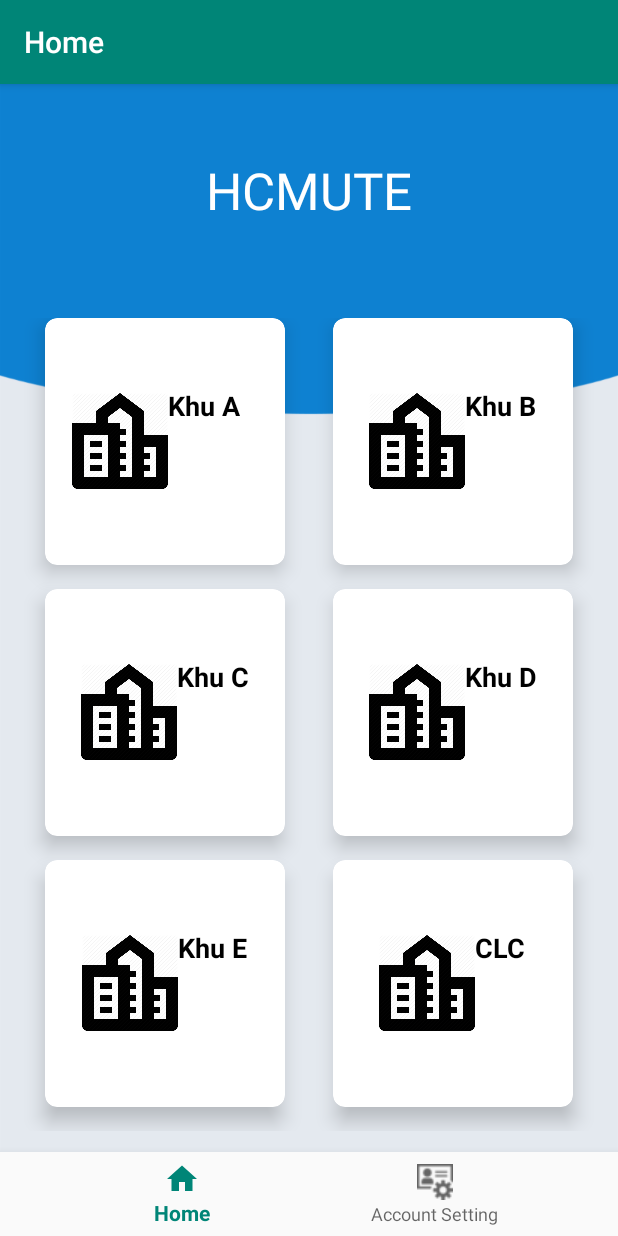
After one commit to pthieu2812/Thesis, an Android app: the HomeFragment screen opened directly, with no data from a screen before it, on a phone screen of 412 x 824 dp. The commit adds this screen. Run offline under Robolectric (Android 15) with nearby library versions, the phone set to English and light mode, and no system bars; libraries missing offline, so code that uses them is left out: org.eclipse.paho.

Commit message:
update Bottom Navigation bar

```diff
--- a/DoAnTest/DoAnTest/app/build.gradle
+++ b/DoAnTest/DoAnTest/app/build.gradle
@@ -29,6 +29,7 @@
     implementation 'org.eclipse.paho:org.eclipse.paho.android.service:1.1.1'
     implementation 'androidx.appcompat:appcompat:1.1.0'
     implementation 'androidx.constraintlayout:constraintlayout:1.1.3'
+    implementation 'com.google.android.material:material:1.0.0'
     testImplementation 'junit:junit:4.12'
     androidTestImplementation 'com.android.support.test:runner:1.0.2'
     androidTestImplementation 'com.android.support.test.espresso:espresso-core:3.0.2'
--- a/DoAnTest/DoAnTest/app/src/main/AndroidManifest.xml
+++ b/DoAnTest/DoAnTest/app/src/main/AndroidManifest.xml
@@ -14,6 +14,8 @@
         android:roundIcon="@mipmap/ic_launcher_round"
         android:supportsRtl="true"
         android:theme="@style/AppTheme">
+        <activity android:name=".admin">
+        </activity>
         <activity android:name=".LoginActivity">
             <intent-filter>
                 <action android:name="android.intent.action.MAIN" />
@@ -22,7 +24,7 @@
             </intent-filter>
         </activity>
         <activity android:name=".MainKhuA" />
-        <activity android:name=".MainActivity"></activity>
+        <activity android:name=".MainActivity" />
 
         <service android:name="org.eclipse.paho.android.service.MqttService" />
     </application>
--- /dev/null
+++ b/DoAnTest/DoAnTest/app/src/main/java/com/example/doantest/HomeFragment.java
@@ -0,0 +1,67 @@
+package com.example.doantest;
+
+import android.content.Intent;
+import android.os.Bundle;
+import android.util.Log;
+import android.view.LayoutInflater;
+import android.view.View;
+import android.view.ViewGroup;
+import android.widget.ImageView;
+import android.widget.TextView;
+import android.widget.Toast;
+
+import androidx.annotation.NonNull;
+import androidx.annotation.Nullable;
+import androidx.fragment.app.Fragment;
+
+
+import org.eclipse.paho.client.mqttv3.IMqttDeliveryToken;
+import org.eclipse.paho.client.mqttv3.MqttCallbackExtended;
+import org.eclipse.paho.client.mqttv3.MqttMessage;
+
+
+public class HomeFragment extends Fragment {
+    MQTTHelper mqttHelper;
+    TextView dataReceived;
+    ImageView khuA;
+
+    public HomeFragment() {
+        // Required empty public constructor
+    }
+
+    public static HomeFragment newInstance(String param1, String param2) {
+        HomeFragment fragment = new HomeFragment();
+        Bundle args = new Bundle();
+        fragment.setArguments(args);
+        return fragment;
+    }
+
+    @Nullable
+    @Override
+    public View onCreateView(@NonNull LayoutInflater inflater, @Nullable ViewGroup container, @Nullable Bundle savedInstanceState) {
+        View view = inflater.inflate(R.layout.activity_main, container, false);
+        //Ánh xạ
+        dataReceived = (TextView) view.findViewById(R.id.schoolLabel);
+        khuA = (ImageView) view.findViewById(R.id.khuA);
+        //Test image
+        khuA.setOnClickListener(new View.OnClickListener() {
+            @Override
+            public void onClick(View v) {
+//                mqttHelper.publishToTopic("khuA/A101", "AC:ON LAMP:ON");
+//                Toast.makeText(MainActivity.this, "Publish Success", Toast.LENGTH_LONG).show();
+                openKhuAActivity();
+            }
+        });
+        return view;
+    }
+
+    @Override
+    public void onCreate(@Nullable Bundle savedInstanceState) {
+        super.onCreate(savedInstanceState);
+    }
+
+    public void openKhuAActivity() {
+        Intent intent = new Intent(getActivity(), MainKhuA.class);
+        startActivity(intent);
+    }
+}
--- /dev/null
+++ b/DoAnTest/DoAnTest/app/src/main/java/com/example/doantest/admin.java
@@ -0,0 +1,48 @@
+package com.example.doantest;
+
+import androidx.annotation.NonNull;
+import androidx.appcompat.app.ActionBar;
+import androidx.appcompat.app.AppCompatActivity;
+import androidx.fragment.app.Fragment;
+
+import android.os.Bundle;
+import android.view.MenuItem;
+
+import com.google.android.material.bottomnavigation.BottomNavigationView;
+
+public class admin extends AppCompatActivity {
+    private ActionBar toolbar;
+    @Override
+    protected void onCreate(Bundle savedInstanceState) {
+        super.onCreate(savedInstanceState);
+        setContentView(R.layout.activity_admin);
+        toolbar = getSupportActionBar();
+
+        BottomNavigationView navigation = (BottomNavigationView) findViewById(R.id.bottom_fragment);
+        navigation.setOnNavigationItemSelectedListener(mOnNavigationItemSelectedListener);
+        getSupportFragmentManager().beginTransaction().replace(R.id.fragment_container, new HomeFragment()).commit();
+        toolbar.setTitle("Home");
+    }
+
+    private BottomNavigationView.OnNavigationItemSelectedListener mOnNavigationItemSelectedListener
+            = new BottomNavigationView.OnNavigationItemSelectedListener() {
+
+        @Override
+        public boolean onNavigationItemSelected(@NonNull MenuItem item) {
+            Fragment selectedFragment = null;
+            switch (item.getItemId()) {
+                case R.id.nav_home:
+                    selectedFragment = new HomeFragment();
+                    toolbar.setTitle("Home");
+                    break;
+                case R.id.nav_Setting:
+                    selectedFragment = new TestFragment();
+                    toolbar.setTitle("Account Setting");
+                    break;
+            }
+            getSupportFragmentManager().beginTransaction().replace(R.id.fragment_container, selectedFragment).commit();
+
+            return true;
+        }
+    };
+}
--- /dev/null
+++ b/DoAnTest/DoAnTest/app/src/main/res/drawable/ic_home_black_24dp.xml
@@ -0,0 +1,9 @@
+<vector xmlns:android="http://schemas.android.com/apk/res/android"
+        android:width="24dp"
+        android:height="24dp"
+        android:viewportWidth="24.0"
+        android:viewportHeight="24.0">
+    <path
+        android:fillColor="#FF000000"
+        android:pathData="M10,20v-6h4v6h5v-8h3L12,3 2,12h3v8z"/>
+</vector>
--- /dev/null
+++ b/DoAnTest/DoAnTest/app/src/main/res/layout/activity_admin.xml
@@ -0,0 +1,24 @@
+<?xml version="1.0" encoding="utf-8"?>
+<RelativeLayout xmlns:android="http://schemas.android.com/apk/res/android"
+    xmlns:app="http://schemas.android.com/apk/res-auto"
+    xmlns:tools="http://schemas.android.com/tools"
+    android:layout_width="match_parent"
+    android:layout_height="match_parent"
+    tools:context=".admin">
+
+    <FrameLayout
+        android:id="@+id/fragment_container"
+        android:layout_width="match_parent"
+        android:layout_height="match_parent"
+        android:layout_above="@id/bottom_fragment"
+        />
+
+    <com.google.android.material.bottomnavigation.BottomNavigationView
+        android:id="@+id/bottom_fragment"
+        android:layout_width="match_parent"
+        android:layout_height="wrap_content"
+        android:layout_alignParentBottom="true"
+        android:background="?android:attr/windowBackground"
+        app:menu="@menu/bottom_navigation"
+        />
+</RelativeLayout>
--- a/DoAnTest/DoAnTest/app/src/main/res/layout/activity_login.xml
+++ b/DoAnTest/DoAnTest/app/src/main/res/layout/activity_login.xml
@@ -43,5 +43,4 @@
         android:layout_gravity="center"
         android:text="Login"
         />
-
 </LinearLayout>
--- /dev/null
+++ b/DoAnTest/DoAnTest/app/src/main/res/menu/bottom_navigation.xml
@@ -0,0 +1,11 @@
+<?xml version="1.0" encoding="utf-8"?>
+<menu xmlns:android="http://schemas.android.com/apk/res/android">
+    <item
+        android:id="@+id/nav_home"
+        android:icon="@drawable/ic_home_black_24dp"
+        android:title="Home"/>
+    <item
+        android:id="@+id/nav_Setting"
+        android:icon="@drawable/setting"
+        android:title="Account Setting"/>
+</menu>
--- a/DoAnTest/DoAnTest/build.gradle
+++ b/DoAnTest/DoAnTest/build.gradle
@@ -9,7 +9,7 @@
         }
     }
     dependencies {
-        classpath 'com.android.tools.build:gradle:3.5.1'
+        classpath 'com.android.tools.build:gradle:3.5.2'
         classpath 'com.google.gms:google-services:4.3.2'
         // NOTE: Do not place your application dependencies here; they belong
         // in the individual module build.gradle files
```
Also changed, not shown: DoAnTest/DoAnTest/app/src/main/java/com/example/doantest/LoginActivity.java (+11 -4 lines), DoAnTest/DoAnTest/app/src/main/java/com/example/doantest/TestFragment.java (added, +18 -0 lines), DoAnTest/DoAnTest/app/src/main/res/drawable/ic_cloud_queue_black_24dp.xml (added, +9 -0 lines), DoAnTest/DoAnTest/app/src/main/res/drawable/setting.png (added).
